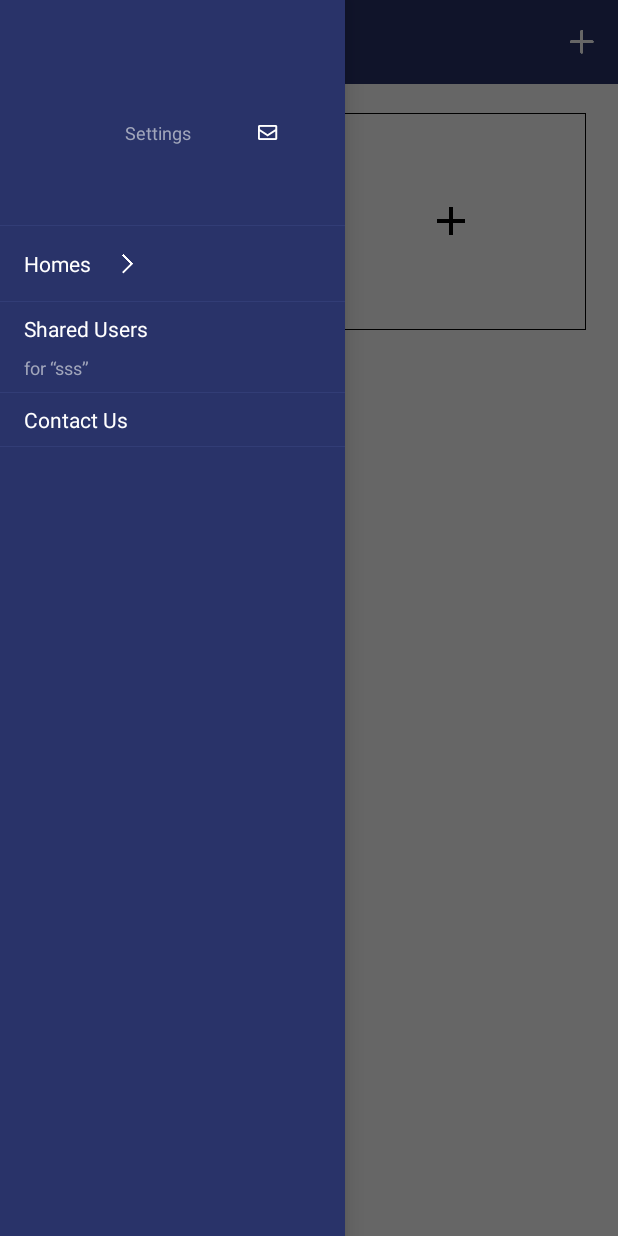
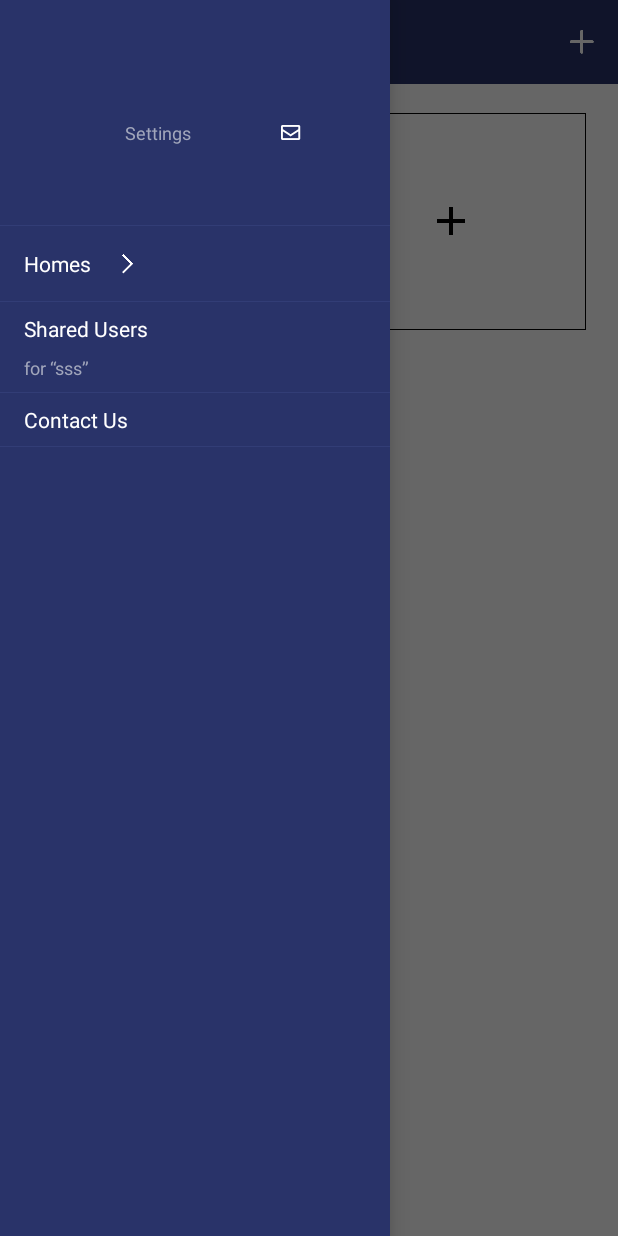
Before and after one commit to LCheng110/Exercise, an Android app: the MainActivity screen opened directly, with no data from a screen before it, with the side drawer open, on a phone screen of 412 x 824 dp. Run offline under Robolectric (Android 15) with nearby library versions, the phone set to English and light mode, and no system bars; our stand-ins replace ButterKnife, EventBus, RxJava; pictures from the network do not load; 1 statement that could not run was skipped.

Commit message:
feat-fix-增加忘记密码重制密码接口

```diff
--- a/app/src/main/java/com/inno/home/config/ServiceInterface.java
+++ b/app/src/main/java/com/inno/home/config/ServiceInterface.java
@@ -10,6 +10,7 @@ public interface ServiceInterface {
     String USER_VERIFY_CODE = "passport/verification";
     String USER_VERIFY_CODE_ENSURE = "passport/verification/verify";
     String USER_REGISTER = "passport/account";
+    String USER_PASSWORD_RESET = "passport/account/password/reset";
     String USER_LOGIN = "auth/oauth/token";
     String USER_INFO = "passport/account/me";
     String FILE_UPLOAD = "file";
--- a/app/src/main/java/com/inno/home/controller/MainActivity.java
+++ b/app/src/main/java/com/inno/home/controller/MainActivity.java
@@ -82,8 +82,9 @@ public class MainActivity extends BaseActivity {
     private NavigateHomeDelegate homeDelegate;
     private HomeDeviceAdapter homeDeviceAdapter;
     private DelegateAdapter menuAdapter;
+    private UserModel userModel;
+    private HomeModel homeModel;
     private ShareModel shareModel;
-    private HomeModel homeModel;
 
     @Override
     protected int initLayout() {
@@ -137,6 +138,9 @@ public class MainActivity extends BaseActivity {
 
     @Override
     protected void initData() {
+        userModel = new UserModel();
+        userModel.userName = Session.getNickName();
+        userModel.userAvatar = Session.getAvatar();
         homeModel = new HomeModel();
         homeModel.homeItemModels.add(new HomeModel.HomeItemModel("sss"));
         homeModel.homeItemModels.add(new HomeModel.HomeItemModel("aaa"));
@@ -157,7 +161,7 @@ public class MainActivity extends BaseActivity {
         }
         shareModel = new ShareModel(String.format(getString(R.string.main_text_share_format),
                 homeModel.homeItemModels.get(index).homeName));
-        menuList.add(new UserModel());
+        menuList.add(userModel);
         menuList.add(homeModel);
         menuList.add(shareModel);
         menuList.add(new ContactModel());
--- a/app/src/main/java/com/inno/home/dao/UserCMD.java
+++ b/app/src/main/java/com/inno/home/dao/UserCMD.java
@@ -32,6 +32,11 @@ public class UserCMD {
         ServerUtil.uploadFile(ServiceInterface.USER_REGISTER, requestBody, requestListener);
     }
 
+    public static void resetPassword(String json, NetRequestListener requestListener) {
+        RequestBody requestBody = RequestBody.create(MediaType.parse("application/json"), json);
+        ServerUtil.uploadFile(ServiceInterface.USER_PASSWORD_RESET, requestBody, requestListener);
+    }
+
     public static void login(Map<String, String> map, NetRequestListener requestListener) {
         Map<String, String> head = new HashMap<>();
         head.put("Authorization", "Basic " + EncryptUtil.getBase64("app:qweR0505").trim());
--- a/app/src/main/res/layout-v21/activity_main.xml
+++ b/app/src/main/res/layout-v21/activity_main.xml
@@ -47,7 +47,7 @@
     </LinearLayout>
 
     <android.support.design.internal.ScrimInsetsFrameLayout
-        android:layout_width="230dp"
+        android:layout_width="260dp"
         android:layout_height="match_parent"
         android:layout_gravity="start"
         android:background="@color/BgPrimary"
--- a/app/src/main/res/layout/activity_account.xml
+++ b/app/src/main/res/layout/activity_account.xml
@@ -120,6 +120,7 @@
             android:layout_width="wrap_content"
             android:layout_height="wrap_content"
             android:layout_marginEnd="@dimen/activity_horizontal_margin"
+            android:text="Male"
             app:layout_constraintBottom_toBottomOf="parent"
             app:layout_constraintEnd_toStartOf="@+id/iv_guide_gender"
             app:layout_constraintTop_toTopOf="parent" />
--- a/app/src/main/res/layout/activity_main.xml
+++ b/app/src/main/res/layout/activity_main.xml
@@ -52,7 +52,7 @@
         </LinearLayout>
 
         <LinearLayout
-            android:layout_width="230dp"
+            android:layout_width="260dp"
             android:layout_height="match_parent"
             android:layout_gravity="start"
             android:background="@color/BgPrimary"
--- a/app/src/main/res/values/strings.xml
+++ b/app/src/main/res/values/strings.xml
@@ -1,5 +1,5 @@
 <resources>
-    <string name="app_name">Home</string>
+    <string name="app_name">InnoHome</string>
 
     <!-- Strings related to login -->
     <string name="login_copyright">The creation or login account means that you \n agree to our User Agreement and Privacy Policy</string>
@@ -112,8 +112,10 @@ Inno current products are PIR Motion Alarm, Burglar Alarm, Door Alarm, Window Al
     <string name="text_sign_out">是否退出登陆？</string>
     <string name="text_version_update">是否进行版本更新？</string>
     <string name="save">Save</string>
+    <string name="text_invite">Invite</string>
     <string name="upload_error">Upload Error</string>
     <string name="loading">Loading……</string>
+    <string name="toast_init_error">Init Error!</string>
 
     <string name="format_num">%1$d/%2$d</string>
 
```
Also changed, not shown: app/src/main/java/com/inno/home/controller/login/LoginActivity.java (+15 -0 lines), app/src/main/java/com/inno/home/controller/person/SharedUserActivity.java (+9 -0 lines), app/src/main/java/com/inno/home/controller/person/UserInfoActivity.java (+9 -4 lines), 1 other file.
